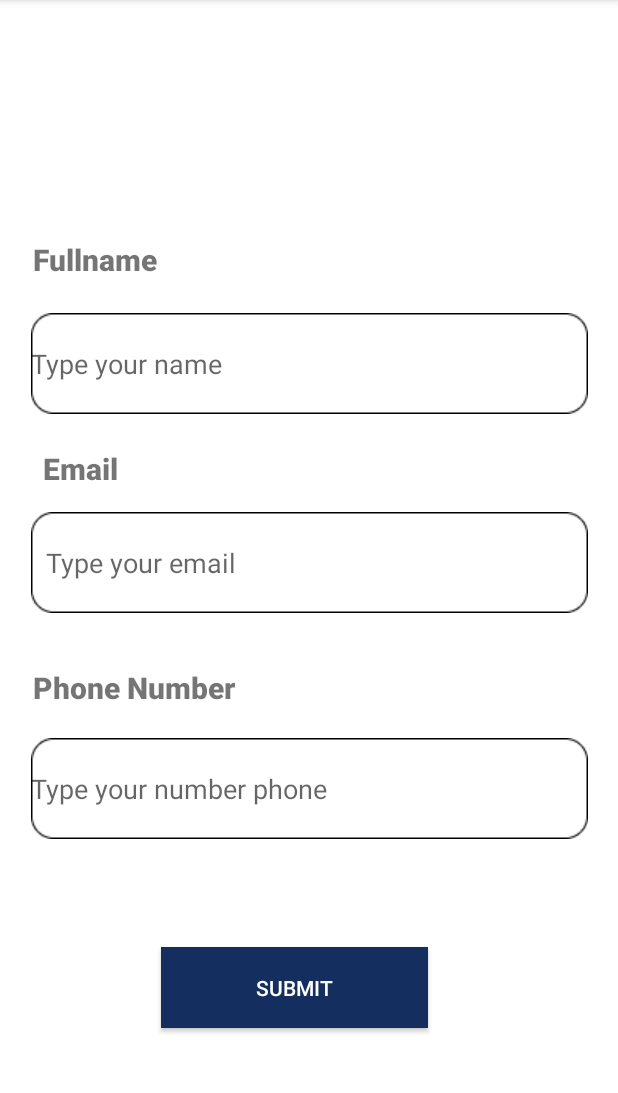
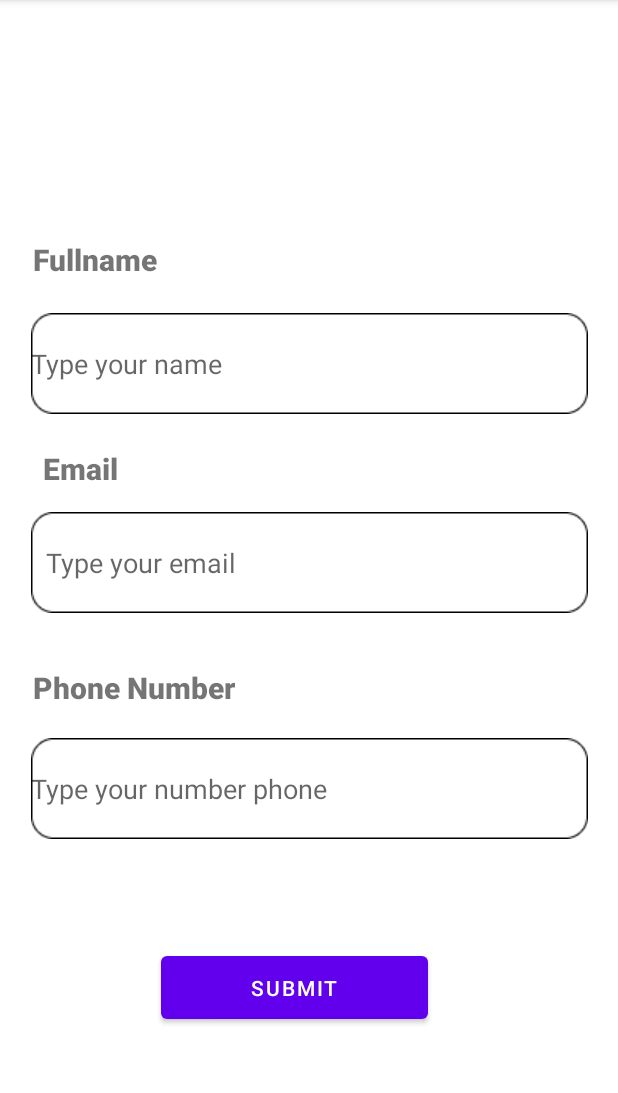
Before and after one commit to chevalierlab-sas/Submission2_Android, an Android app: the screen it shows after launch (MainActivity), on a phone screen of 412 x 824 dp, the part 84-1177 px from its top. Run offline under Robolectric (Android 15) with nearby library versions, the phone set to English and light mode, and no system bars.

Commit message:
Submission Android 2

```diff
--- a/app/src/main/java/com/chikalfachdiana/intentapp/Page2.kt
+++ b/app/src/main/java/com/chikalfachdiana/intentapp/Page2.kt
@@ -14,7 +14,7 @@ class Page2 : AppCompatActivity() {
         binding = ActivityPage2Binding.inflate(layoutInflater)
         setContentView(binding.root)
 
-        if(intent.hasExtra("nama")) {
+        if(intent.hasExtra("name")) {
             val name = intent.getStringExtra("name")
             val email = intent.getStringExtra("email")
             val phoneNumber = intent.getStringExtra("phoneNumber")
--- a/app/src/main/res/layout/activity_main.xml
+++ b/app/src/main/res/layout/activity_main.xml
@@ -95,12 +95,11 @@
         app:layout_constraintTop_toBottomOf="@+id/phnNumber"
         app:layout_constraintVertical_bias="0.0" />
 
-    <androidx.appcompat.widget.AppCompatButton
+    <Button
         android:id="@+id/btnSubmit"
         android:layout_width="178dp"
         android:layout_height="54dp"
         android:layout_marginBottom="80dp"
-        android:background="@color/material_dynamic_primary20"
         android:text="SUBMIT"
         android:textColor="@color/white"
         app:layout_constraintBottom_toBottomOf="parent"
```
